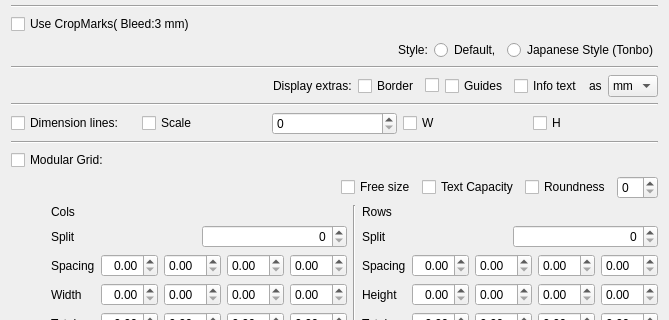
Qt form vector_guide_marks/user_interface.ui (Sumireneko/vector_guide_marks) before a commit; both pictures show x 0 to 669 and y 88 to 408 of the 669 by 499 pixel window.
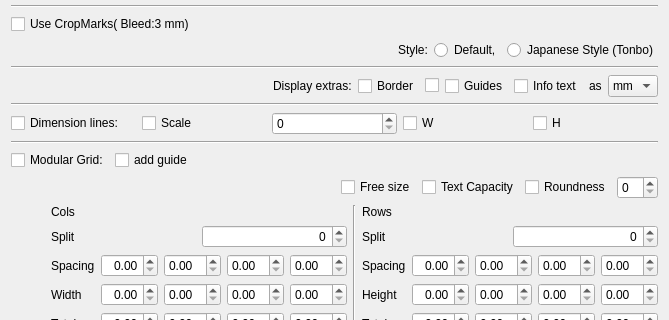
The same form after that commit.

```diff
--- a/vector_guide_marks/user_interface.ui
+++ b/vector_guide_marks/user_interface.ui
@@ -258,6 +258,30 @@
       </widget>
     </item>
 
+    <item>
+      <widget class="QCheckBox" name="chkAddGGide">
+        <property name="text">
+          <string>add guide</string>
+        </property>
+      </widget>
+    </item>
+
+<item>
+<spacer name="horizontalSpacer_m">
+ <property name="orientation">
+  <enum>Qt::Horizontal</enum>
+ </property>
+ <property name="sizeHint" stdset="0">
+  <size>
+   <width>70</width>
+   <height>20</height>
+  </size>
+ </property>
+</spacer>
+</item>
+
+
+
   </layout>
 </item>
 
```
